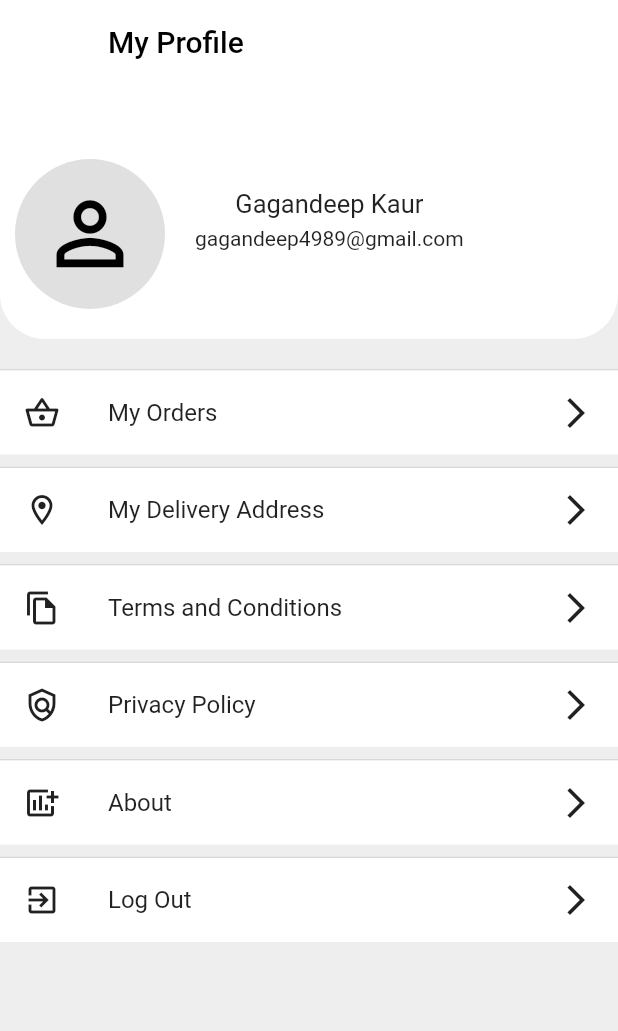
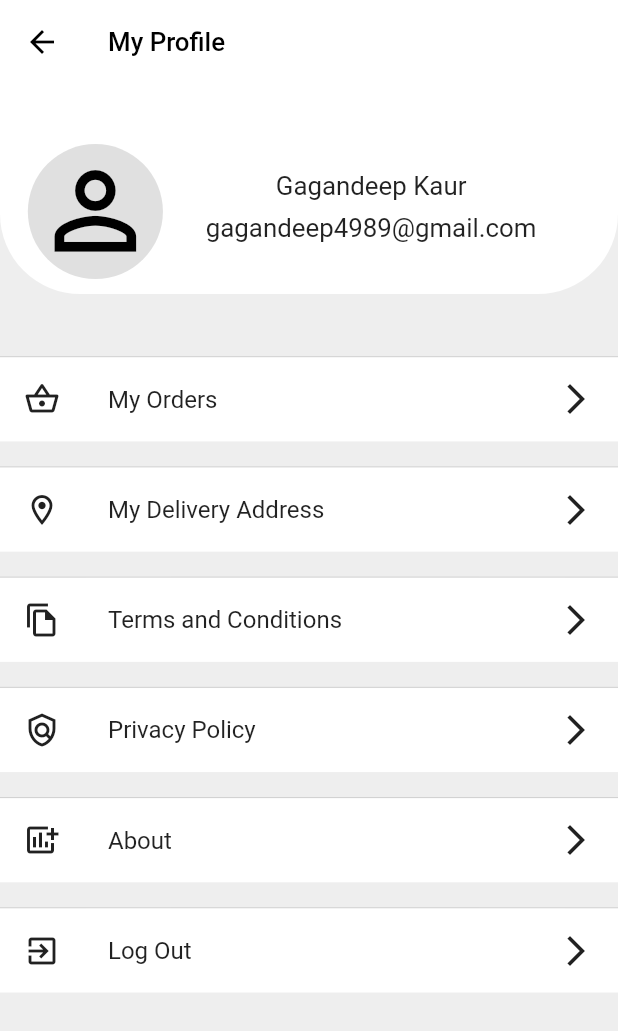
Before and after one commit to gagandeepkaur15/e_commerce_app, a Flutter app: the MyProfile screen opened directly, on a phone screen of 412 x 824 dp. Shown: the top 1031 px of the screen. Run offline on Flutter 3.47's test engine with Material 2 defaults, Android fonts, the light colour scheme and no system bars; our stand-ins replace firebase_auth, firebase_core, flutter_signin_button, google_fonts, google_sign_in, responsive_sizer; accounts and stored records are empty; Roboto replaces fonts that are missing (Merienda).

Commit message:
Frontend complete

```diff
--- a/lib/screens/my_profile.dart
+++ b/lib/screens/my_profile.dart
@@ -1,4 +1,6 @@
 import 'package:flutter/material.dart';
+import 'package:google_fonts/google_fonts.dart';
+import 'package:responsive_sizer/responsive_sizer.dart';
 
 class MyProfile extends StatelessWidget {
   const MyProfile({super.key});
@@ -10,20 +12,24 @@ class MyProfile extends StatelessWidget {
       appBar: AppBar(
         backgroundColor: Colors.white,
         elevation: 0,
-        title: const Text(
+        leading: IconButton(
+          icon: const Icon(Icons.arrow_back, color: Colors.black),
+          onPressed: () => Navigator.of(context).pop(),
+        ),
+        title: Text(
           'My Profile',
-          style: TextStyle(color: Colors.black),
+          style: GoogleFonts.merienda(color: Colors.black, fontSize: 17.sp),
         ),
       ),
       body: Column(
         children: [
           Container(
-            height: 170,
-            decoration: const BoxDecoration(
+            height: 17.h,
+            decoration: BoxDecoration(
               color: Colors.white,
               borderRadius: BorderRadius.only(
-                bottomLeft: Radius.circular(30),
-                bottomRight: Radius.circular(30),
+                bottomLeft: Radius.circular(30.sp),
+                bottomRight: Radius.circular(30.sp),
               ),
             ),
             child: Row(
@@ -31,46 +37,47 @@ class MyProfile extends StatelessWidget {
                 Padding(
                   padding: const EdgeInsets.fromLTRB(10, 40, 20, 10),
                   child: CircleAvatar(
-                    radius: 50,
+                    radius: 30.sp,
                     backgroundColor: Colors.grey.shade300,
-                    child: const Icon(
+                    child: Icon(
                       Icons.person_outline,
-                      size: 67,
+                      size: 37.sp,
                       color: Colors.black,
                     ),
                   ),
                 ),
-                const Column(
+                Column(
                   children: [
                     SizedBox(
-                      height: 70,
+                      height: 7.h,
                     ),
                     Text(
                       'Gagandeep Kaur',
-                      style: TextStyle(fontSize: 17),
+                      style: TextStyle(fontSize: 17.sp),
                     ),
                     SizedBox(
-                      height: 5,
+                      height: 1.h,
                     ),
-                    Text('gagandeep4989@gmail.com')
+                    Text(
+                      'gagandeep4989@gmail.com',
+                      style: TextStyle(fontSize: 17.sp),
+                    )
                   ],
                 ),
               ],
             ),
           ),
-          const SizedBox(
-            height: 20,
-          ),
+          SizedBox(height: 5.h),
           listTile(Icons.shopping_basket_outlined, 'My Orders'),
-          const SizedBox(height: 8),
+          SizedBox(height: 2.h),
           listTile(Icons.location_on_outlined, 'My Delivery Address'),
-          const SizedBox(height: 8),
+          SizedBox(height: 2.h),
           listTile(Icons.file_copy_outlined, 'Terms and Conditions'),
-          const SizedBox(height: 8),
+          SizedBox(height: 2.h),
           listTile(Icons.policy_outlined, 'Privacy Policy'),
-          const SizedBox(height: 8),
+          SizedBox(height: 2.h),
           listTile(Icons.add_chart, 'About'),
-          const SizedBox(height: 8),
+          SizedBox(height: 2.h),
           listTile(Icons.exit_to_app_outlined, 'Log Out'),
         ],
       ),
--- a/pubspec.yaml
+++ b/pubspec.yaml
@@ -44,6 +44,7 @@ dependencies:
   responsive: ^0.3.11+11
   sizer: ^2.0.15
   responsive_sizer: ^3.1.1
+  fluttertoast: ^8.2.2
 
 dev_dependencies:
   flutter_test:
```
Also changed, not shown: lib/screens/home_page.dart (+23 -6 lines), lib/screens/product_overview.dart (+14 -12 lines), lib/screens/review_cart.dart (added, +46 -0 lines), lib/screens/search.dart (added, +108 -0 lines), lib/screens/single_item.dart (added, +183 -0 lines), pubspec.lock.
